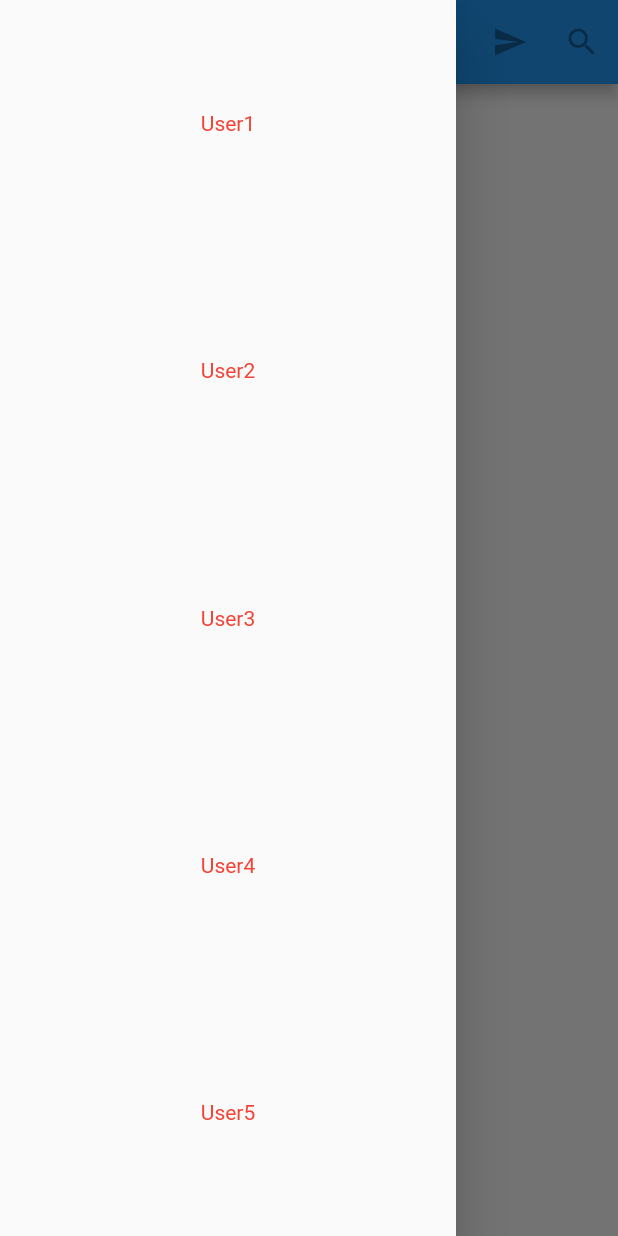
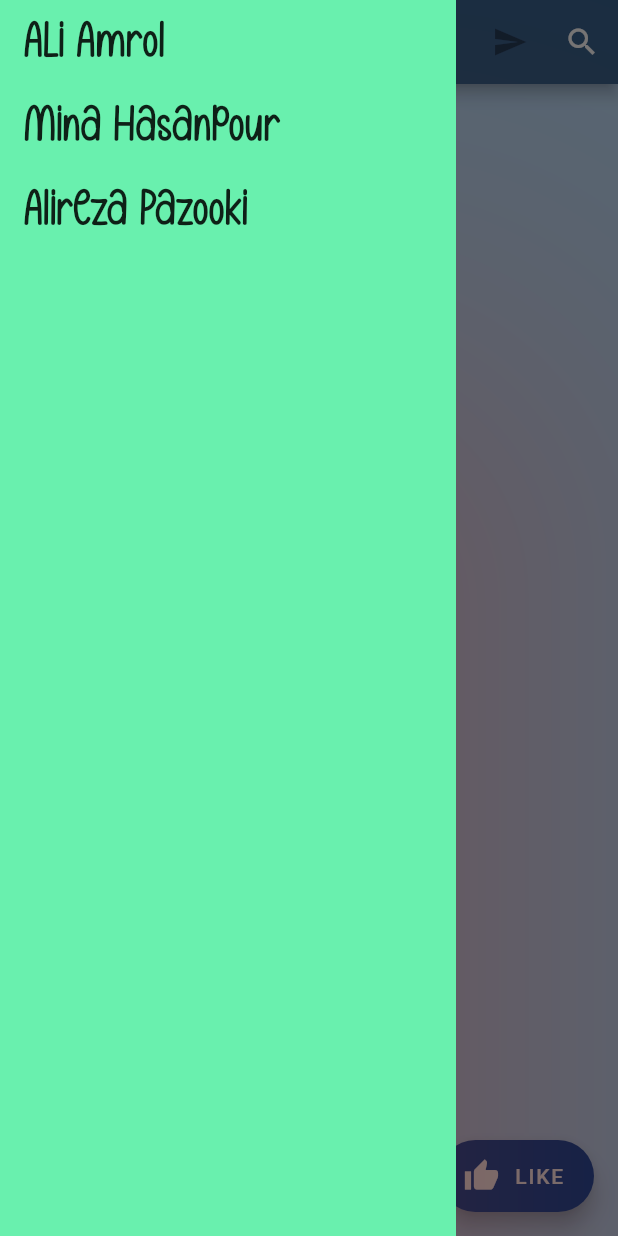
Before and after one commit to Aliamrol/Learn_Flutter, a Flutter app: the screen it shows after launch, after a tap on the "menu" icon, on a phone screen of 412 x 824 dp. Run offline on Flutter 3.47's test engine with Material 2 defaults, Android fonts, the light colour scheme and no system bars.

Commit message:
add font & theme color

```diff
--- a/lib/main.dart
+++ b/lib/main.dart
@@ -261,6 +261,8 @@
 import 'package:flutter/material.dart';
 
 class MenuButton extends StatelessWidget {
+  const MenuButton({super.key});
+
   @override
   Widget build(BuildContext context) {
     return IconButton(
@@ -271,25 +273,12 @@
   }
 }
 
-class HomeScreen extends StatelessWidget {
-  const HomeScreen({super.key});
+class Drawer1 extends StatelessWidget {
+  const Drawer1({super.key});
 
   @override
   Widget build(BuildContext context) {
-    return Scaffold(
-      appBar: AppBar(
-        leading: Builder(builder: (context) {
-          return IconButton(onPressed: (){
-            Scaffold.of(context).openDrawer();
-          }, icon: const Icon(Icons.menu));
-        },),
-        title: const Text("BaghMoshaver"),
-        actions: const [
-          IconButton(onPressed: null, icon: Icon(Icons.send)),
-          IconButton(onPressed: null, icon: Icon(Icons.search))
-        ],
-      ),
-      drawer: const Drawer(
+    return const Drawer(
       child: Column(
         children: [
           Expanded(
@@ -312,15 +301,137 @@
                   child: Text("User5", style: TextStyle(color: Colors.red)))),
         ],
       ),
+    );
+  }
+}
+
+class Drawer2 extends StatelessWidget {
+  const Drawer2({super.key});
+
+  @override
+  Widget build(BuildContext context) {
+    return Drawer(
+        backgroundColor: Colors.greenAccent,
+        elevation: 150.0,
+        shadowColor: Colors.red,
+        surfaceTintColor: Colors.green,
+        child: ListView(
+          children: [
+            ListTile(
+              title: const Text("ALi Amrol",
+                  style: TextStyle(fontFamily: "nas"), textScaleFactor: 3),
+              onTap: () {},
             ),
+            ListTile(
+              title: const Text(
+                "Mina Hasanpour",
+                style: TextStyle(fontFamily: "nas"),
+                textScaleFactor: 3,
+              ),
+              onTap: () {},
+            ),
+            ListTile(
+              title: const Text("Alireza Pazooki",
+                  style: TextStyle(fontFamily: "nas"), textScaleFactor: 3),
+              onTap: () {},
+            )
+          ],
+        ));
+  }
+}
+
+class SendIcon extends StatelessWidget {
+  const SendIcon({super.key});
+
+  @override
+  Widget build(BuildContext context) {
+    return const IconButton(onPressed: null, icon: Icon(Icons.send));
+  }
+}
+
+class SearchIcon extends StatelessWidget {
+  const SearchIcon({super.key});
+
+  @override
+  Widget build(BuildContext context) {
+    return IconButton(
+        onPressed: () {
+          ScaffoldMessenger.of(context).showSnackBar(SnackBar(
+            content: const Center(
+              child: Text("Fuck You!"),
+            ),
+            duration: const Duration(seconds: 7),
+            showCloseIcon: true,
+            backgroundColor: Colors.blue,
+            action: SnackBarAction(
+                label: "Thanks",
+                textColor: Colors.red,
+                onPressed: () {
+                  ScaffoldMessenger.of(context).hideCurrentSnackBar();
+                }),
+          ));
+        },
+        icon: const Icon(Icons.search));
+  }
+}
+
+class FloatingPointAction1 extends StatelessWidget {
+  const FloatingPointAction1({super.key});
+
+  @override
+  Widget build(BuildContext context) {
+    return FloatingActionButton.extended(
+        backgroundColor: Colors.blue[900],
+        onPressed: () {},
+        label: const Text("LIKE"),
+        extendedIconLabelSpacing: 10,
+        icon: const Icon(Icons.thumb_up),
+        autofocus: true);
+  }
+}
+
+class HomeScreen extends StatelessWidget {
+  const HomeScreen({super.key});
+
+  @override
+  Widget build(BuildContext context) {
+    return Scaffold(
+      appBar: AppBar(
+        leading: Builder(
+          builder: (context) {
+            return const MenuButton();
+          },
+        ),
+        title: const Center(
+          child: Text(
+            "BaghMoshaver",
+            style: TextStyle(fontFamily: "nas"),
+            textScaleFactor: 2,
+          ),
+        ),
+        actions: const [
+          SendIcon(),
+          SearchIcon(),
+        ],
+      ),
+      drawer: const Drawer2(),
+      floatingActionButton: const FloatingPointAction1(),
       body: const Center(
-        child: Text("Provide your farm"),
+        child: Text(
+          "hello world",
+          textScaleFactor: 4.8,
+          style: TextStyle(fontFamily: "nas"),
+        ),
       ),
     );
   }
 }
 
 void main() {
-  runApp(const MaterialApp(
-      debugShowCheckedModeBanner: false, home: SafeArea(child: HomeScreen())));
+  runApp(MaterialApp(
+      theme: ThemeData(
+          colorSchemeSeed: Colors.blue[500],
+          scaffoldBackgroundColor: Colors.blue[100]),
+      debugShowCheckedModeBanner: false,
+      home: const SafeArea(child: HomeScreen())));
 }
```
Also changed, not shown: pubspec.yaml (+15 -6 lines), fonts/Haunted Castle.otf (added), fonts/Reality Show.otf (added), fonts/nastaliq/IranNastaliq.ttf (added). Lines whose indentation alone changed are shown as unchanged.
